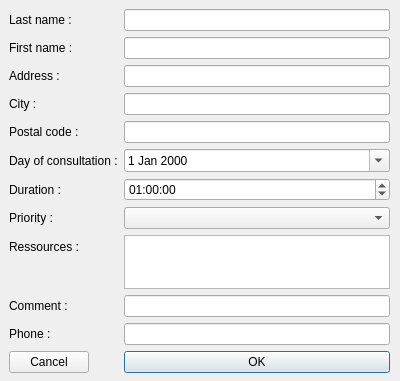
Old version of the form Projet/newpatientdialog.ui in the repository RakSrinaNa/DI4---QT.
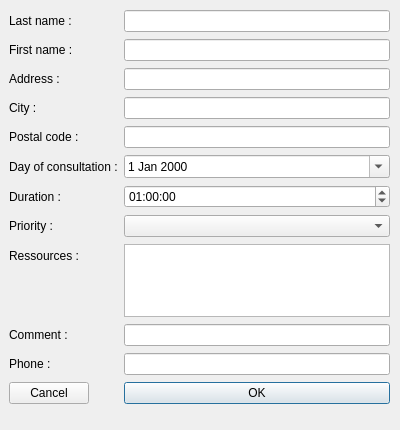
New version of the form.

```diff
--- a/Projet/newpatientdialog.ui
+++ b/Projet/newpatientdialog.ui
@@ -7,7 +7,7 @@
     <x>0</x>
     <y>0</y>
     <width>400</width>
-    <height>381</height>
+    <height>430</height>
    </rect>
   </property>
   <property name="windowTitle">
@@ -19,7 +19,7 @@
      <x>9</x>
      <y>9</y>
      <width>381</width>
-     <height>364</height>
+     <height>407</height>
     </rect>
    </property>
    <layout class="QFormLayout" name="formLayout">
```
Left out of the diff: 2 changed lines with no effect on the pictures.
